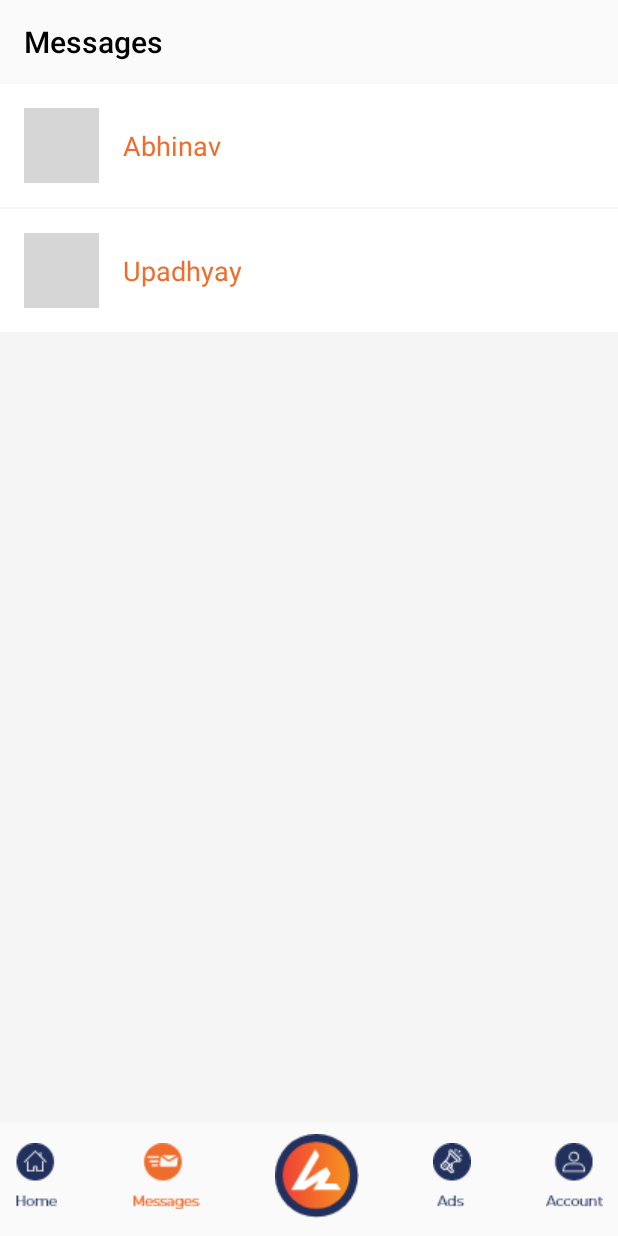
After one commit to durzoflint/Wanna-Buy, an Android app: the ContactActivity screen opened directly, with no data from a screen before it, on a phone screen of 412 x 824 dp. The commit adds this screen. Run offline under Robolectric (Android 15) with nearby library versions, the phone set to English and light mode, and no system bars; our stand-ins replace CircleImageView; grey boxes are pictures that could not be loaded.

Commit message:
Added Contact Activity UI

```diff
--- a/app/src/main/java/com/nyxwolves/wannabuy/activities/HomeActivity.java
+++ b/app/src/main/java/com/nyxwolves/wannabuy/activities/HomeActivity.java
@@ -23,7 +23,7 @@ import com.nyxwolves.wannabuy.Fragments.FragmentToActivity;
 import com.nyxwolves.wannabuy.R;
 import com.nyxwolves.wannabuy.RestApiHelper.AdHelper;
 import com.nyxwolves.wannabuy.RestApiHelper.RequirementHelper;
-import com.nyxwolves.wannabuy.chat.ChatActivity;
+import com.nyxwolves.wannabuy.contacts.ContactActivity;
 
 public class HomeActivity extends AppCompatActivity implements View.OnClickListener, FragmentToActivity, NavigationView.OnNavigationItemSelectedListener{
 
@@ -131,7 +131,7 @@ public class HomeActivity extends AppCompatActivity implements View.OnClickListe
         switch (v.getId()){
 
             case R.id.nav_msg_btn:
-                startActivity(new Intent(this, ChatActivity.class));
+                startActivity(new Intent(this, ContactActivity.class));
                 break;
             case R.id.nav_ads_btn:
                 Intent i = new Intent(HomeActivity.this,MyAdsActivity.class);
--- a/app/src/main/java/com/nyxwolves/wannabuy/chat/ChatActivity.java
+++ b/app/src/main/java/com/nyxwolves/wannabuy/chat/ChatActivity.java
@@ -1,6 +1,7 @@
 package com.nyxwolves.wannabuy.chat;
 
 import android.content.Context;
+import android.content.Intent;
 import android.os.Bundle;
 import android.support.annotation.NonNull;
 import android.support.annotation.Nullable;
@@ -14,12 +15,15 @@ import android.widget.ImageButton;
 import android.widget.ProgressBar;
 import android.widget.Toast;
 
+import com.google.firebase.auth.FirebaseAuth;
 import com.google.firebase.database.ChildEventListener;
 import com.google.firebase.database.DataSnapshot;
 import com.google.firebase.database.DatabaseError;
 import com.google.firebase.database.DatabaseReference;
 import com.google.firebase.database.FirebaseDatabase;
+import com.google.firebase.database.ValueEventListener;
 import com.nyxwolves.wannabuy.R;
+import com.nyxwolves.wannabuy.contacts.ContactActivity;
 
 import java.util.ArrayList;
 import java.util.Date;
@@ -31,27 +35,52 @@ public class ChatActivity extends AppCompatActivity {
     List<Message> messageList;
     MessageAdapter messageAdapter;
     ProgressBar progressBar;
+    String name, email, userEmail;
 
     @Override
     protected void onCreate(Bundle savedInstanceState) {
         super.onCreate(savedInstanceState);
         setContentView(R.layout.activity_chat);
 
-        //Todo: Replace with the user's name
-        setTitle("Abhinav");
-
         progressBar = findViewById(R.id.progress_bar);
         progressBar.setVisibility(View.VISIBLE);
 
+        getSupportActionBar().setDisplayHomeAsUpEnabled(true);
+
+        userEmail = FirebaseAuth.getInstance().getCurrentUser().getEmail();
+
+        Intent intent = getIntent();
+        name = intent.getStringExtra(ContactActivity.NAME);
+        email = intent.getStringExtra(ContactActivity.EMAIL);
+
+        String node = (email.compareTo(userEmail) > 0) ? (userEmail + " " + email) : (email + " "
+                + userEmail);
+        node = node.replace(".", "");
+
+        setTitle(name);
+
         FirebaseDatabase firebaseDatabase = FirebaseDatabase.getInstance();
-        //Remove the dot(.) from the email ids
         databaseReference = firebaseDatabase.getReference()
                 .child("messages")
-                .child("aaaorabhinav@gmailcom abhinavu1201@gmailcom");
+                .child(node);
 
         messageList = new ArrayList<>();
         setupRecyclerView();
         attachDatabaseListener();
+
+        databaseReference.addListenerForSingleValueEvent(new ValueEventListener() {
+            @Override
+            public void onDataChange(@NonNull DataSnapshot dataSnapshot) {
+                if (!dataSnapshot.exists()) {
+                    progressBar.setVisibility(View.GONE);
+                }
+            }
+
+            @Override
+            public void onCancelled(@NonNull DatabaseError databaseError) {
+
+            }
+        });
 
         ImageButton send = findViewById(R.id.send);
         send.setOnClickListener(new View.OnClickListener() {
@@ -62,9 +91,7 @@ public class ChatActivity extends AppCompatActivity {
                 imm.hideSoftInputFromWindow(getCurrentFocus().getWindowToken(), 0);
                 EditText msg = findViewById(R.id.msg);
                 String time = new Date().toString();
-                //Todo: Change the email to firebase one
-                databaseReference.push().setValue(new Message(time, msg.getText().toString(),
-                        "aaaorabhinav@gmail.com"));
+                databaseReference.push().setValue(new Message(time, msg.getText().toString(), userEmail));
                 msg.setText("");
             }
         });
--- /dev/null
+++ b/app/src/main/java/com/nyxwolves/wannabuy/contacts/Contact.java
@@ -0,0 +1,10 @@
+package com.nyxwolves.wannabuy.contacts;
+
+public class Contact {
+    String name, email;
+
+    public Contact(String name, String email) {
+        this.name = name;
+        this.email = email;
+    }
+}
--- /dev/null
+++ b/app/src/main/java/com/nyxwolves/wannabuy/contacts/ContactActivity.java
@@ -0,0 +1,57 @@
+package com.nyxwolves.wannabuy.contacts;
+
+import android.content.Intent;
+import android.os.Bundle;
+import android.support.v7.app.ActionBar;
+import android.support.v7.app.AppCompatActivity;
+import android.support.v7.widget.LinearLayoutManager;
+import android.support.v7.widget.RecyclerView;
+import android.support.v7.widget.Toolbar;
+import android.widget.ImageView;
+
+import com.nyxwolves.wannabuy.R;
+import com.nyxwolves.wannabuy.chat.ChatActivity;
+
+import java.util.ArrayList;
+import java.util.List;
+
+public class ContactActivity extends AppCompatActivity {
+    public static final String EMAIL = "email";
+    public static final String NAME = "name";
+    ContactAdapter contactAdapter;
+    List<Contact> contactList;
+
+    @Override
+    protected void onCreate(Bundle savedInstanceState) {
+        super.onCreate(savedInstanceState);
+        setContentView(R.layout.activity_contact);
+
+        Toolbar toolbar = findViewById(R.id.toolbar);
+        setSupportActionBar(toolbar);
+        ActionBar actionBar = getSupportActionBar();
+        actionBar.setTitle("Messages");
+
+        ImageView addBtn = findViewById(R.id.nav_msg_btn);
+        addBtn.setImageDrawable(getDrawable(R.drawable.msg_orange));
+
+        contactList = new ArrayList<>();
+        contactList.add(new Contact("Abhinav", "facebookidlog@gmail.com"));
+        contactList.add(new Contact("Upadhyay", "abhinavu1201@gmail.com"));
+        setupRecyclerView();
+    }
+
+    private void setupRecyclerView() {
+        RecyclerView recyclerView = findViewById(R.id.recycler_view);
+        contactAdapter = new ContactAdapter(contactList, this, new ContactClickListener() {
+            @Override
+            public void onClick(int position) {
+                Intent intent = new Intent(ContactActivity.this, ChatActivity.class);
+                intent.putExtra(EMAIL, contactList.get(position).email);
+                intent.putExtra(NAME, contactList.get(position).name);
+                startActivity(intent);
+            }
+        });
+        recyclerView.setAdapter(contactAdapter);
+        recyclerView.setLayoutManager(new LinearLayoutManager(this));
+    }
+}
--- /dev/null
+++ b/app/src/main/java/com/nyxwolves/wannabuy/contacts/ContactAdapter.java
@@ -0,0 +1,40 @@
+package com.nyxwolves.wannabuy.contacts;
+
+import android.content.Context;
+import android.support.annotation.NonNull;
+import android.support.v7.widget.RecyclerView;
+import android.view.LayoutInflater;
+import android.view.ViewGroup;
+
+import com.nyxwolves.wannabuy.R;
+
+import java.util.List;
+
+public class ContactAdapter extends RecyclerView.Adapter<ContactViewHolder> {
+    private List<Contact> list;
+    private Context context;
+    private ContactClickListener listener;
+
+    public ContactAdapter(List<Contact> list, Context context, ContactClickListener listener) {
+        this.list = list;
+        this.context = context;
+        this.listener = listener;
+    }
+
+    @NonNull
+    @Override
+    public ContactViewHolder onCreateViewHolder(@NonNull ViewGroup viewGroup, int i) {
+        return new ContactViewHolder(LayoutInflater.from(viewGroup.getContext())
+                .inflate(R.layout.view_contact, viewGroup, false), listener);
+    }
+
+    @Override
+    public void onBindViewHolder(@NonNull ContactViewHolder holder, int position) {
+        holder.name.setText(list.get(position).name);
+    }
+
+    @Override
+    public int getItemCount() {
+        return list.size();
+    }
+}
--- /dev/null
+++ b/app/src/main/java/com/nyxwolves/wannabuy/contacts/ContactClickListener.java
@@ -0,0 +1,5 @@
+package com.nyxwolves.wannabuy.contacts;
+
+public interface ContactClickListener {
+    void onClick(int position);
+}
--- /dev/null
+++ b/app/src/main/java/com/nyxwolves/wannabuy/contacts/ContactViewHolder.java
@@ -0,0 +1,37 @@
+package com.nyxwolves.wannabuy.contacts;
+
+import android.support.v7.widget.RecyclerView;
+import android.view.View;
+import android.widget.LinearLayout;
+import android.widget.TextView;
+
+import com.nyxwolves.wannabuy.R;
+
+import java.lang.ref.WeakReference;
+
+import de.hdodenhof.circleimageview.CircleImageView;
+
+public class ContactViewHolder extends RecyclerView.ViewHolder implements View.OnClickListener {
+    CircleImageView image;
+    TextView name;
+    LinearLayout linearLayout;
+
+    private WeakReference<ContactClickListener> listenerWeakReference;
+
+    public ContactViewHolder(View itemView, ContactClickListener contactClickListener) {
+        super(itemView);
+
+        linearLayout = itemView.findViewById(R.id.linearLayout);
+        image = itemView.findViewById(R.id.image);
+        name = itemView.findViewById(R.id.name);
+
+        listenerWeakReference = new WeakReference<>(contactClickListener);
+
+        linearLayout.setOnClickListener(this);
+    }
+
+    @Override
+    public void onClick(View view) {
+        listenerWeakReference.get().onClick(getAdapterPosition());
+    }
+}
--- a/app/src/main/res/layout/activity_chat.xml
+++ b/app/src/main/res/layout/activity_chat.xml
@@ -33,7 +33,8 @@
                 android:layout_width="0dp"
                 android:layout_height="wrap_content"
                 android:layout_weight="1"
-                android:hint="Type a Message" />
+                android:hint="Type a Message"
+                android:inputType="textCapSentences|textShortMessage" />
 
             <ImageButton
                 android:id="@+id/send"
--- /dev/null
+++ b/app/src/main/res/layout/activity_contact.xml
@@ -0,0 +1,36 @@
+<?xml version="1.0" encoding="utf-8"?>
+<android.support.constraint.ConstraintLayout xmlns:android="http://schemas.android.com/apk/res/android"
+    xmlns:app="http://schemas.android.com/apk/res-auto"
+    xmlns:tools="http://schemas.android.com/tools"
+    android:layout_width="match_parent"
+    android:layout_height="match_parent"
+    tools:context=".contacts.ContactActivity">
+
+    <android.support.v7.widget.Toolbar
+        android:id="@+id/toolbar"
+        android:layout_width="match_parent"
+        android:layout_height="wrap_content"
+        android:minHeight="?attr/actionBarSize"
+        android:theme="?attr/actionBarTheme"
+        app:layout_constraintTop_toTopOf="parent"
+        app:titleTextColor="@android:color/black" />
+
+    <android.support.v7.widget.RecyclerView
+        android:id="@+id/recycler_view"
+        android:layout_width="match_parent"
+        android:layout_height="0dp"
+        android:background="@color/browser_actions_bg_grey"
+        app:layout_constraintBottom_toTopOf="@+id/bottom_bar"
+        app:layout_constraintEnd_toEndOf="parent"
+        app:layout_constraintStart_toStartOf="parent"
+        app:layout_constraintTop_toBottomOf="@+id/toolbar" />
+
+    <include
+        android:id="@+id/bottom_bar"
+        layout="@layout/bottom_bar"
+        android:layout_width="match_parent"
+        android:layout_height="wrap_content"
+        app:layout_constraintBottom_toBottomOf="parent"
+        app:layout_constraintEnd_toEndOf="parent"
+        app:layout_constraintStart_toStartOf="parent" />
+</android.support.constraint.ConstraintLayout>
--- /dev/null
+++ b/app/src/main/res/layout/view_contact.xml
@@ -0,0 +1,25 @@
+<?xml version="1.0" encoding="utf-8"?>
+<LinearLayout xmlns:android="http://schemas.android.com/apk/res/android"
+    android:id="@+id/linearLayout"
+    android:layout_width="match_parent"
+    android:layout_height="wrap_content"
+    android:layout_marginBottom="1dp"
+    android:background="@android:color/white"
+    android:orientation="horizontal">
+
+    <de.hdodenhof.circleimageview.CircleImageView
+        android:id="@+id/image"
+        android:layout_width="50dp"
+        android:layout_height="50dp"
+        android:layout_margin="16dp"
+        android:src="@drawable/com_facebook_profile_picture_blank_square" />
+
+    <TextView
+        android:id="@+id/name"
+        android:layout_width="match_parent"
+        android:layout_height="match_parent"
+        android:gravity="center_vertical"
+        android:text="Name"
+        android:textColor="@color/orangeBtn"
+        android:textSize="18sp" />
+</LinearLayout>
```
Also changed, not shown: app/src/main/AndroidManifest.xml (+12 -13 lines), app/src/main/res/drawable/model_home.jpg (added), 1 other file.
